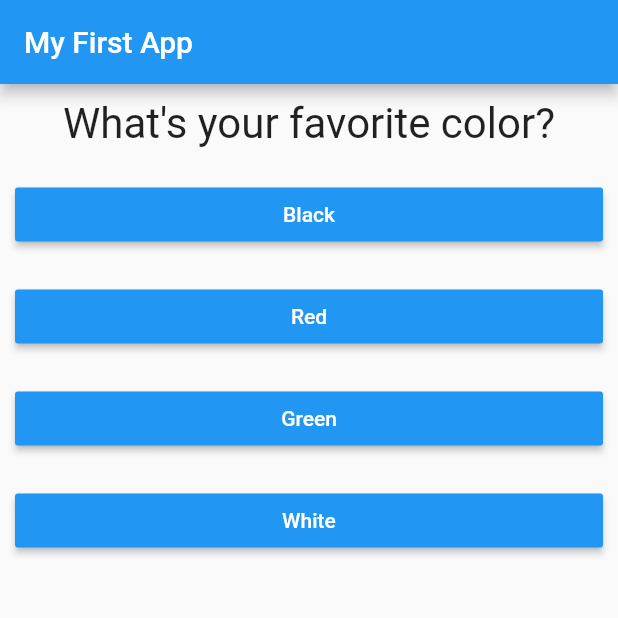
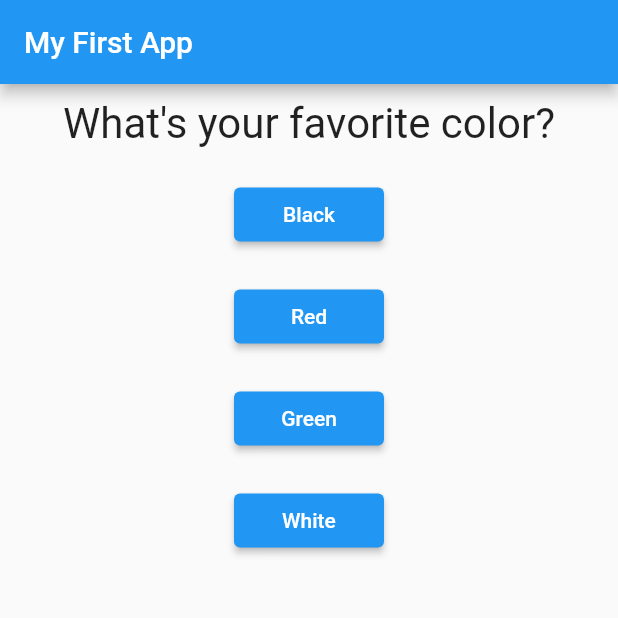
Before and after one commit to Roichatulj14/quiz_app, a Flutter app: the screen it shows after launch, on a phone screen of 412 x 824 dp, the top half of it. Run offline on Flutter 3.47's test engine with Material 2 defaults, Android fonts, the phone set to English and light mode, and no system bars.

Commit message:
update button

```diff
--- a/lib/answer.dart
+++ b/lib/answer.dart
@@ -10,12 +10,14 @@ class Answer extends StatelessWidget {
   Widget build(BuildContext context) {
     return Container(
       margin: EdgeInsets.all(10),
-      width: double.infinity,
-      child: RaisedButton(
-        color: Colors.blue,
-        textColor: Colors.white,
-        child: Text(answerText),
+      width: 100,
+      child: ElevatedButton(
+        child: Text(
+          answerText,
+          style: TextStyle(color: Colors.white),
+        ),
         onPressed: selectHandler,
+        style: ElevatedButton.styleFrom(backgroundColor: Colors.blue),
       ),
     );
   }
```
Also changed, not shown: lib/result.dart (+5 -3 lines).
